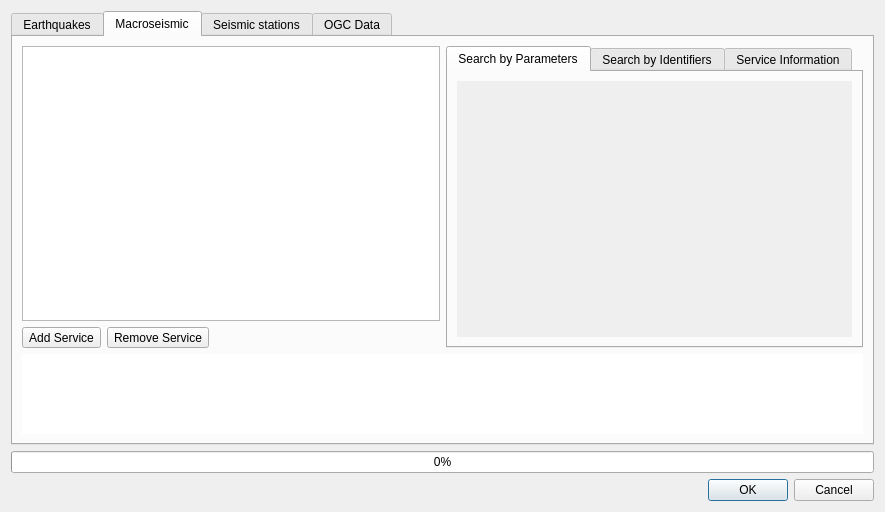
The window that qquake/ui/qquake_dialog_base.ui (INGV/qquake) describes before a commit, drawn with Qt 5.
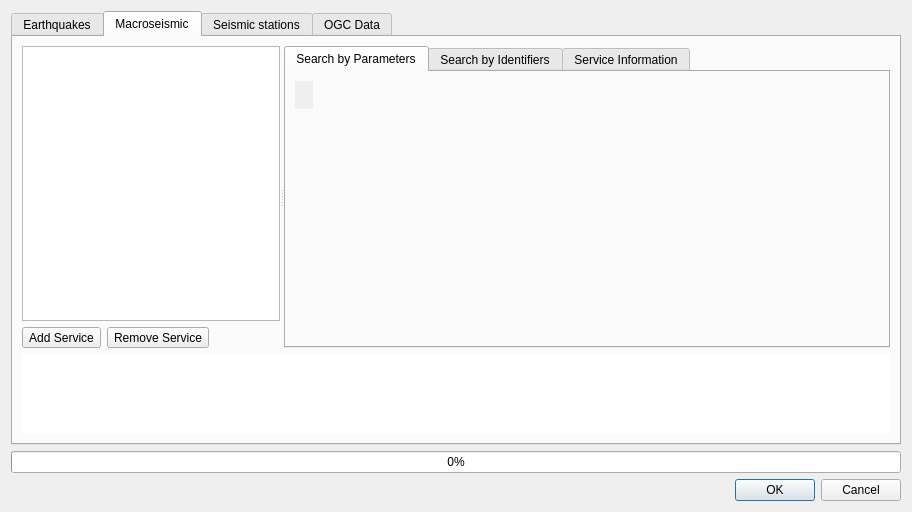
The same window after the commit. The open tabs and pages were chosen to show the change.

Commit message: shrink also all the other tabs

Diff of the .ui file:
```diff
--- a/qquake/ui/qquake_dialog_base.ui
+++ b/qquake/ui/qquake_dialog_base.ui
@@ -6,7 +6,7 @@
    <rect>
     <x>0</x>
     <y>0</y>
-    <width>862</width>
+    <width>912</width>
     <height>512</height>
    </rect>
   </property>
@@ -245,8 +245,15 @@
       <attribute name="title">
        <string>Macroseismic</string>
       </attribute>
-      <layout class="QGridLayout" name="gridLayout_5">
+      <layout class="QGridLayout" name="gridLayout_3">
        <item row="0" column="0">
+        <widget class="QSplitter" name="splitter_2">
+         <property name="orientation">
+          <enum>Qt::Horizontal</enum>
+         </property>
+         <widget class="QWidget" name="">
+          <layout class="QVBoxLayout" name="verticalLayout_19">
+           <item>
         <widget class="QListWidget" name="fdsn_macro_list">
          <property name="sizePolicy">
           <sizepolicy hsizetype="Preferred" vsizetype="Expanding">
@@ -268,29 +275,7 @@
          </property>
         </widget>
        </item>
-       <item row="2" column="0" colspan="2">
-        <widget class="QTextBrowser" name="fdsn_macro_url_text_browser">
-         <property name="minimumSize">
-          <size>
-           <width>0</width>
-           <height>80</height>
-          </size>
-         </property>
-         <property name="maximumSize">
-          <size>
-           <width>16777215</width>
-           <height>80</height>
-          </size>
-         </property>
-         <property name="frameShape">
-          <enum>QFrame::NoFrame</enum>
-         </property>
-         <property name="openExternalLinks">
-          <bool>true</bool>
-         </property>
-        </widget>
-       </item>
-       <item row="1" column="0">
+           <item>
         <layout class="QHBoxLayout" name="horizontalLayout_2">
          <item>
           <widget class="QToolButton" name="button_macro_new_service">
@@ -324,7 +309,8 @@
          </item>
         </layout>
        </item>
-       <item row="0" column="1" rowspan="2">
+          </layout>
+         </widget>
         <widget class="QWidget" name="widget_3" native="true">
          <layout class="QVBoxLayout" name="verticalLayout_13">
           <property name="leftMargin">
@@ -341,6 +327,12 @@
           </property>
           <item>
            <widget class="QTabWidget" name="macro_tab_widget">
+             <property name="minimumSize">
+              <size>
+               <width>600</width>
+               <height>0</height>
+              </size>
+             </property>
             <property name="currentIndex">
              <number>0</number>
             </property>
@@ -348,9 +340,15 @@
              <attribute name="title">
               <string>Search by Parameters</string>
              </attribute>
-             <layout class="QVBoxLayout" name="verticalLayout_2">
-              <item>
                <widget class="QScrollArea" name="scrollArea_2">
+               <property name="geometry">
+                <rect>
+                 <x>9</x>
+                 <y>9</y>
+                 <width>18</width>
+                 <height>28</height>
+                </rect>
+               </property>
                 <property name="frameShape">
                  <enum>QFrame::NoFrame</enum>
                 </property>
@@ -365,8 +363,8 @@
                   <rect>
                    <x>0</x>
                    <y>0</y>
-                   <width>386</width>
-                   <height>255</height>
+                  <width>18</width>
+                  <height>28</height>
                   </rect>
                  </property>
                  <layout class="QVBoxLayout" name="verticalLayout_14">
@@ -376,8 +374,6 @@
                  </layout>
                 </widget>
                </widget>
-              </item>
-             </layout>
             </widget>
             <widget class="QWidget" name="tab_12">
              <attribute name="title">
@@ -403,6 +399,29 @@
           </item>
          </layout>
         </widget>
+        </widget>
+       </item>
+       <item row="1" column="0">
+        <widget class="QTextBrowser" name="fdsn_macro_url_text_browser">
+         <property name="minimumSize">
+          <size>
+           <width>0</width>
+           <height>80</height>
+          </size>
+         </property>
+         <property name="maximumSize">
+          <size>
+           <width>16777215</width>
+           <height>80</height>
+          </size>
+         </property>
+         <property name="frameShape">
+          <enum>QFrame::NoFrame</enum>
+         </property>
+         <property name="openExternalLinks">
+          <bool>true</bool>
+         </property>
+        </widget>
        </item>
       </layout>
      </widget>
@@ -410,7 +429,7 @@
       <attribute name="title">
        <string>Seismic stations</string>
       </attribute>
-      <layout class="QGridLayout" name="gridLayout_7">
+      <layout class="QGridLayout" name="gridLayout_5">
        <item row="0" column="0">
         <widget class="QListWidget" name="fdsn_station_list">
          <property name="sizePolicy">
```
Left out of the diff: 106 changed lines with no effect on the pictures. Lines whose indentation alone changed are shown as unchanged.
